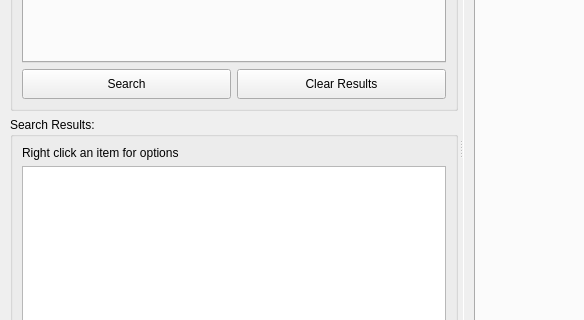
Above: ui/ui_view_str.ui from gltn/stdm before the change; both pictures show x 0 to 584 and y 166 to 486 of the 968 by 638 pixel window. Below: the same form after it.
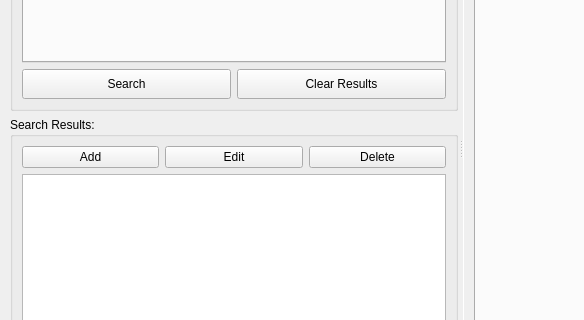
That is the form after the change. The open tabs and pages were chosen to show the change. Icons and pictures are not drawn. Custom widgets are drawn as their Qt base class.

Commit message: Added edit functionality to new str wiz and integrated to view str

Diff of the .ui file:
```diff
--- a/ui/ui_view_str.ui
+++ b/ui/ui_view_str.ui
@@ -120,11 +120,41 @@
           </property>
           <layout class="QVBoxLayout" name="verticalLayout">
            <item>
-            <widget class="QLabel" name="label_4">
-             <property name="text">
-              <string>Right click an item for options</string>
-             </property>
-            </widget>
+            <layout class="QHBoxLayout" name="horizontalLayout_3">
+             <item>
+              <widget class="QPushButton" name="addSTR">
+               <property name="text">
+                <string>Add</string>
+               </property>
+               <property name="icon">
+                <iconset resource="../resources.qrc">
+                 <normaloff>:/plugins/stdm/images/icons/add.png</normaloff>:/plugins/stdm/images/icons/add.png</iconset>
+               </property>
+              </widget>
+             </item>
+             <item>
+              <widget class="QPushButton" name="editSTR">
+               <property name="text">
+                <string>Edit</string>
+               </property>
+               <property name="icon">
+                <iconset resource="../resources.qrc">
+                 <normaloff>:/plugins/stdm/images/icons/edit.png</normaloff>:/plugins/stdm/images/icons/edit.png</iconset>
+               </property>
+              </widget>
+             </item>
+             <item>
+              <widget class="QPushButton" name="deleteSTR">
+               <property name="text">
+                <string>Delete</string>
+               </property>
+               <property name="icon">
+                <iconset resource="../resources.qrc">
+                 <normaloff>:/plugins/stdm/images/icons/remove.png</normaloff>:/plugins/stdm/images/icons/remove.png</iconset>
+               </property>
+              </widget>
+             </item>
+            </layout>
            </item>
            <item>
             <widget class="QTreeView" name="tvSTRResults">
```
Left out of the diff: 6 changed lines with no effect on the pictures. The commit also changes 6 other files.
